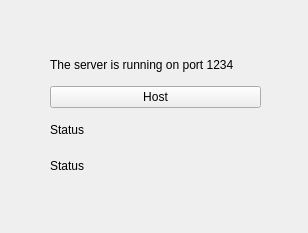
Qt form src/PacManQt/serverwindow.ui (przemekBielak/PacMan-online) before a commit.
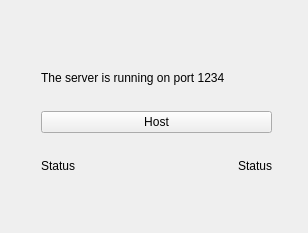
The same form after that commit.

Commit message: Moved yellow ghost to different position, updated connection status text in serverwindow class gui.

```diff
--- a/src/PacManQt/serverwindow.ui
+++ b/src/PacManQt/serverwindow.ui
@@ -13,13 +13,13 @@
   <property name="windowTitle">
    <string>Form</string>
   </property>
-  <widget class="QWidget" name="layoutWidget">
+  <widget class="QWidget" name="">
    <property name="geometry">
     <rect>
-     <x>50</x>
-     <y>50</y>
-     <width>211</width>
-     <height>131</height>
+     <x>41</x>
+     <y>51</y>
+     <width>231</width>
+     <height>141</height>
     </rect>
    </property>
    <layout class="QVBoxLayout" name="verticalLayout">
@@ -38,18 +38,35 @@
      </widget>
     </item>
     <item>
+     <layout class="QHBoxLayout" name="horizontalLayout">
+      <item>
      <widget class="QLabel" name="label_Status">
       <property name="text">
        <string>Status</string>
       </property>
      </widget>
     </item>
+      <item>
+       <spacer name="horizontalSpacer">
+        <property name="orientation">
+         <enum>Qt::Horizontal</enum>
+        </property>
+        <property name="sizeHint" stdset="0">
+         <size>
+          <width>40</width>
+          <height>20</height>
+         </size>
+        </property>
+       </spacer>
+      </item>
     <item>
      <widget class="QLabel" name="label_StatusText">
       <property name="text">
        <string>Status</string>
       </property>
      </widget>
+      </item>
+     </layout>
     </item>
    </layout>
   </widget>
```
Lines whose indentation alone changed are shown as unchanged. The commit also changes 6 other files.
